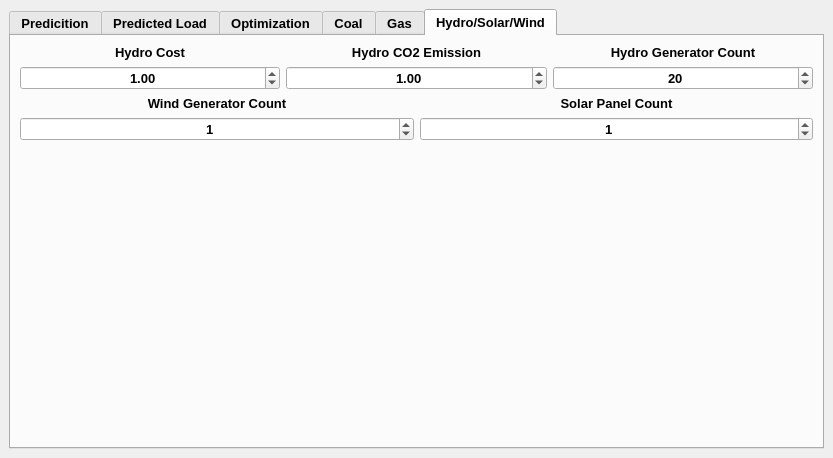
Before: the Qt Designer form gui/load_prediction_xml.ui in Djordje99/ISIS_Load_Prediction, drawn with Qt 5.
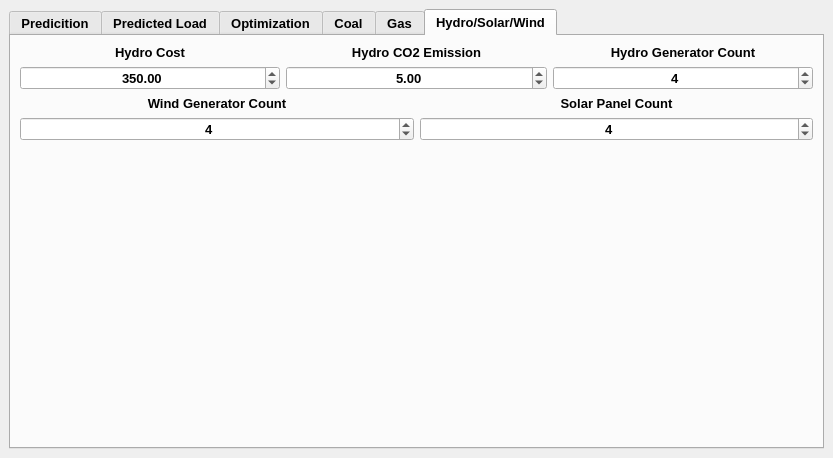
After: the same form once the commit is applied. The open tabs and pages were chosen to show the change. Custom widgets are drawn as their Qt base class.

What changed in the file:
```diff
--- a/gui/load_prediction_xml.ui
+++ b/gui/load_prediction_xml.ui
@@ -1799,8 +1799,11 @@
                   <property name="alignment">
                    <set>Qt::AlignCenter</set>
                   </property>
+                  <property name="maximum">
+                   <double>9999.000000000000000</double>
+                  </property>
                   <property name="value">
-                   <double>1.000000000000000</double>
+                   <double>350.000000000000000</double>
                   </property>
                  </widget>
                 </item>
@@ -1847,8 +1850,11 @@
                   <property name="alignment">
                    <set>Qt::AlignCenter</set>
                   </property>
+                  <property name="maximum">
+                   <double>9999.989999999999782</double>
+                  </property>
                   <property name="value">
-                   <double>1.000000000000000</double>
+                   <double>5.000000000000000</double>
                   </property>
                  </widget>
                 </item>
@@ -1896,7 +1902,7 @@
                    <set>Qt::AlignCenter</set>
                   </property>
                   <property name="value">
-                   <number>20</number>
+                   <number>4</number>
                   </property>
                  </widget>
                 </item>
@@ -1950,7 +1956,7 @@
                  <set>Qt::AlignCenter</set>
                 </property>
                 <property name="value">
-                 <number>1</number>
+                 <number>4</number>
                 </property>
                </widget>
               </item>
@@ -1998,7 +2004,7 @@
                  <set>Qt::AlignCenter</set>
                 </property>
                 <property name="value">
-                 <number>1</number>
+                 <number>4</number>
                 </property>
                </widget>
               </item>
```
Left out of the diff: 12 changed lines with no effect on the pictures.
